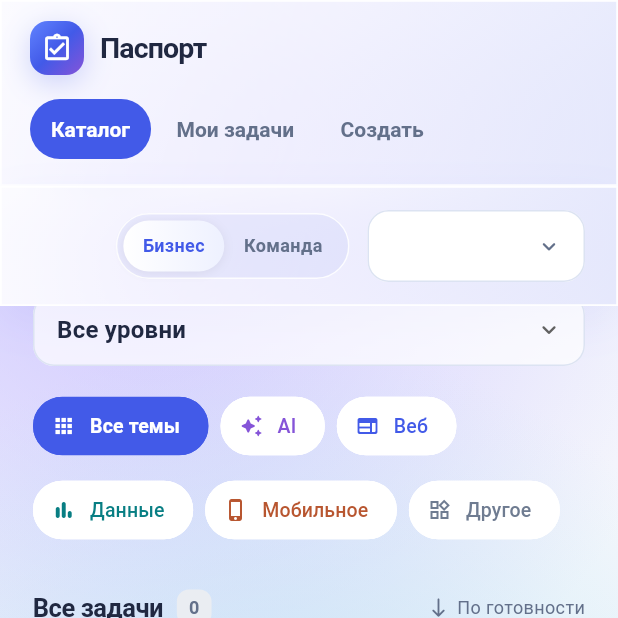
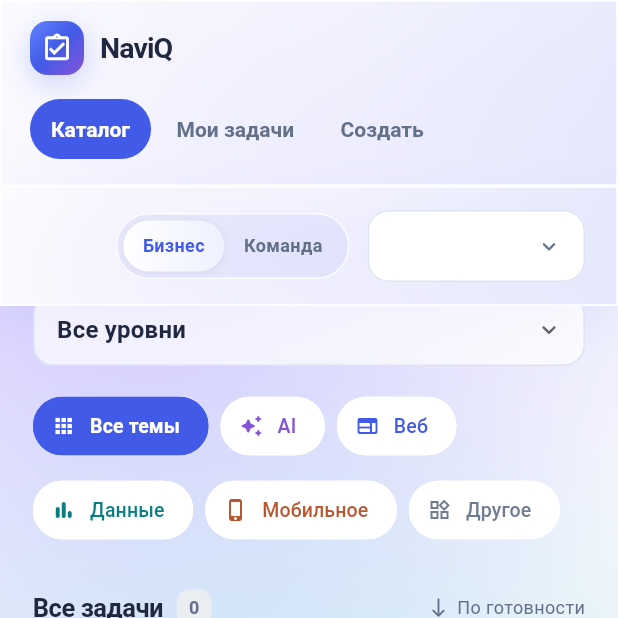
Before and after one commit to BAITC-Hacks/hack-b0c2414c-naviq, a Flutter app: the screen it shows after launch, scrolled down 549 dp, on a phone screen of 412 x 824 dp, the top half of it. Run offline on Flutter 3.47's test engine with Material 3 defaults, Android fonts, the phone set to English and light mode, and no system bars; network calls fail.

Commit message:
Rename product to NaviQ

```diff
--- a/lib/main.dart
+++ b/lib/main.dart
@@ -21,7 +21,7 @@ const levels = ['Все уровни', 'Приоритетная', 'Готова
 
 void main() => runApp(
   MaterialApp(
-    title: 'Паспорт задачи',
+    title: 'NaviQ',
     debugShowCheckedModeBanner: false,
     theme: passportTheme(),
     home: const Home(),
@@ -469,7 +469,7 @@ class _HomeState extends State<Home> {
         crossAxisAlignment: CrossAxisAlignment.start,
         children: [
           Text(
-            'Паспорт',
+            'NaviQ',
             style: TextStyle(
               color: ink,
               fontSize: compact ? 19 : 21,
@@ -590,7 +590,7 @@ class _HomeState extends State<Home> {
             const Padding(
               padding: EdgeInsets.fromLTRB(27, 2, 20, 24),
               child: Text(
-                'AI SANA  /  NavIQ',
+                'AI SANA  /  NaviQ',
                 style: TextStyle(
                   color: Color(0xFF9AA0AA),
                   fontSize: 11,
@@ -2071,7 +2071,7 @@ class _HomeState extends State<Home> {
           children: [
             const Expanded(
               child: Text(
-                'Паспорт задачи',
+                'Карточка задачи',
                 style: TextStyle(
                   fontSize: 24,
                   fontWeight: FontWeight.w600,
```
Also changed, not shown: 5 other files.
